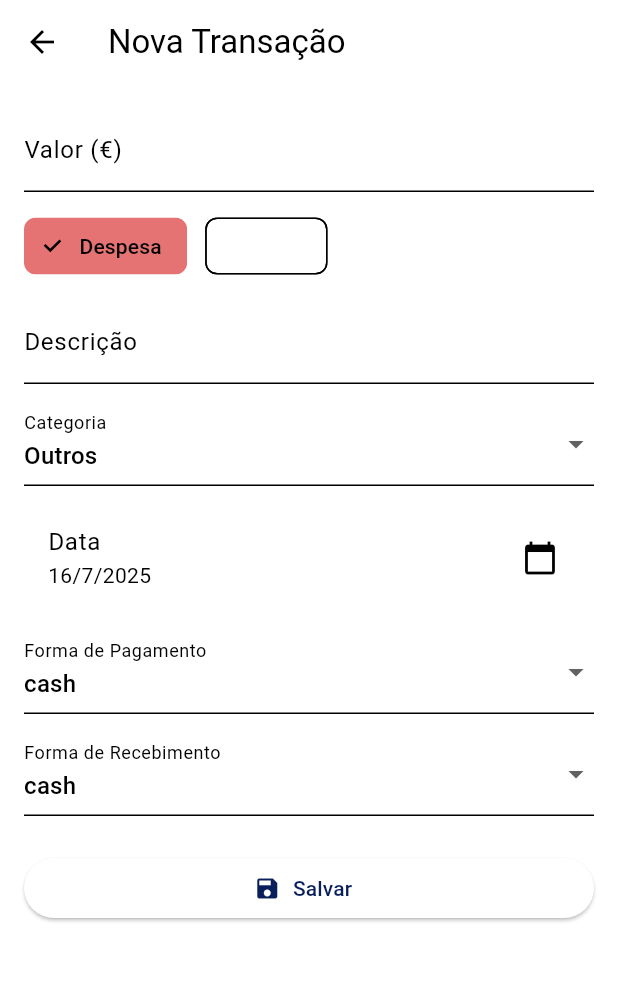
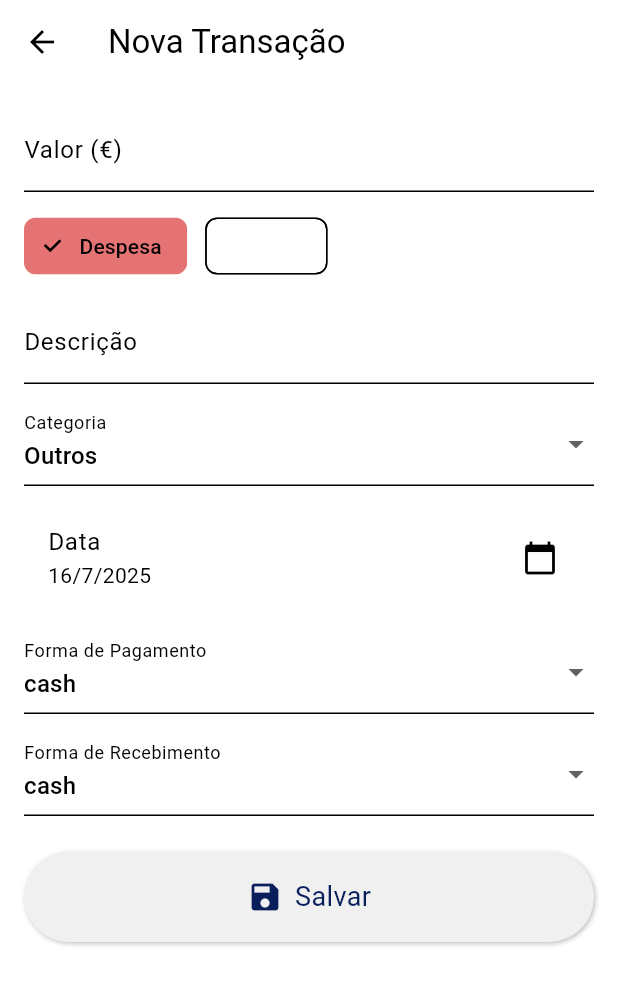
Before and after one commit to Leankar-dev/expense_controll_app, a Flutter app: the AddEditTransactionView screen opened directly, on a phone screen of 412 x 824 dp. Shown: the top 985 px of the screen. Run offline on Flutter 3.47's test engine with Material 3 defaults, Android fonts, the light colour scheme and no system bars; drawn by our look-alikes of clay_containers; our stand-ins replace firebase_messaging, flutter_neumorphic_plus, flutter_riverpod, get_it, in_app_purchase, sqflite; accounts and stored records are empty.

Commit message:
criacao do botao personalizado custom_neumorphic_buttom

```diff
--- a/lib/app/transactions/add_edit_transaction_view.dart
+++ b/lib/app/transactions/add_edit_transaction_view.dart
@@ -1,3 +1,4 @@
+import 'package:expense_controll_app/core/widgets/custom_neumorphic_buttom.dart';
 import 'package:flutter/material.dart';
 import 'package:flutter_riverpod/flutter_riverpod.dart';
 
@@ -155,6 +156,7 @@
                   ),
                   DropdownMenuItem(value: 'Educação', child: Text('Educação')),
                   DropdownMenuItem(value: 'Saúde', child: Text('Saúde')),
+                  DropdownMenuItem(value: 'Salário', child: Text('Salário')),
                   DropdownMenuItem(value: 'Outros', child: Text('Outros')),
                 ],
                 onChanged: (value) {
@@ -197,10 +199,10 @@
                 },
               ),
               const SizedBox(height: 24),
-              ElevatedButton.icon(
+              CustomNeumorphicButton(
+                label: 'Salvar',
+                icon: Icons.save,
                 onPressed: _save,
-                icon: const Icon(Icons.save),
-                label: const Text('Salvar'),
               ),
             ],
           ),
--- /dev/null
+++ b/lib/core/widgets/custom_neumorphic_buttom.dart
@@ -0,0 +1,49 @@
+// criar um botão personalizado com efeito neumórfico usando o pacote clay_containers
+
+import 'package:clay_containers/clay_containers.dart';
+import 'package:flutter/material.dart';
+
+class CustomNeumorphicButton extends StatelessWidget {
+  final IconData icon;
+  final String label;
+  final VoidCallback onPressed;
+
+  const CustomNeumorphicButton({
+    super.key,
+    required this.label,
+    required this.onPressed,
+    required this.icon,
+  });
+
+  @override
+  Widget build(BuildContext context) {
+    return ClayContainer(
+      height: 60,
+      width: 200,
+      borderRadius: 30,
+      depth: 50,
+      spread: 1,
+      child: Material(
+        color: Colors.transparent,
+        child: InkWell(
+          borderRadius: BorderRadius.circular(30),
+          onTap: onPressed,
+          child: Row(
+            mainAxisAlignment: MainAxisAlignment.center,
+            children: [
+              Icon(icon, size: 24, color: Theme.of(context).primaryColor),
+              const SizedBox(width: 8),
+              Text(
+                label,
+                style: TextStyle(
+                  fontSize: 18,
+                  color: Theme.of(context).primaryColor,
+                ),
+              ),
+            ],
+          ),
+        ),
+      ),
+    );
+  }
+}
--- a/pubspec.yaml
+++ b/pubspec.yaml
@@ -57,6 +57,7 @@
   cloud_firestore: ^5.6.11
   firebase_messaging: ^15.2.9
   url_launcher: ^6.3.1
+  clay_containers: ^0.3.4
 
 dev_dependencies:
   flutter_test:
```
Also changed, not shown: pubspec.lock.
